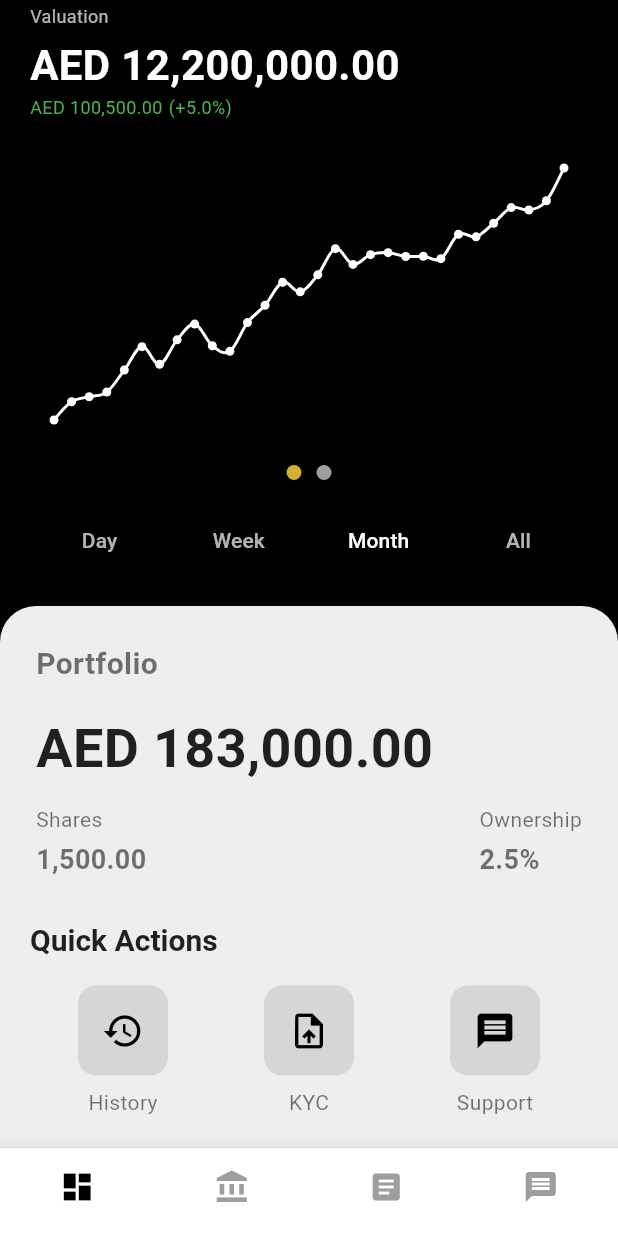
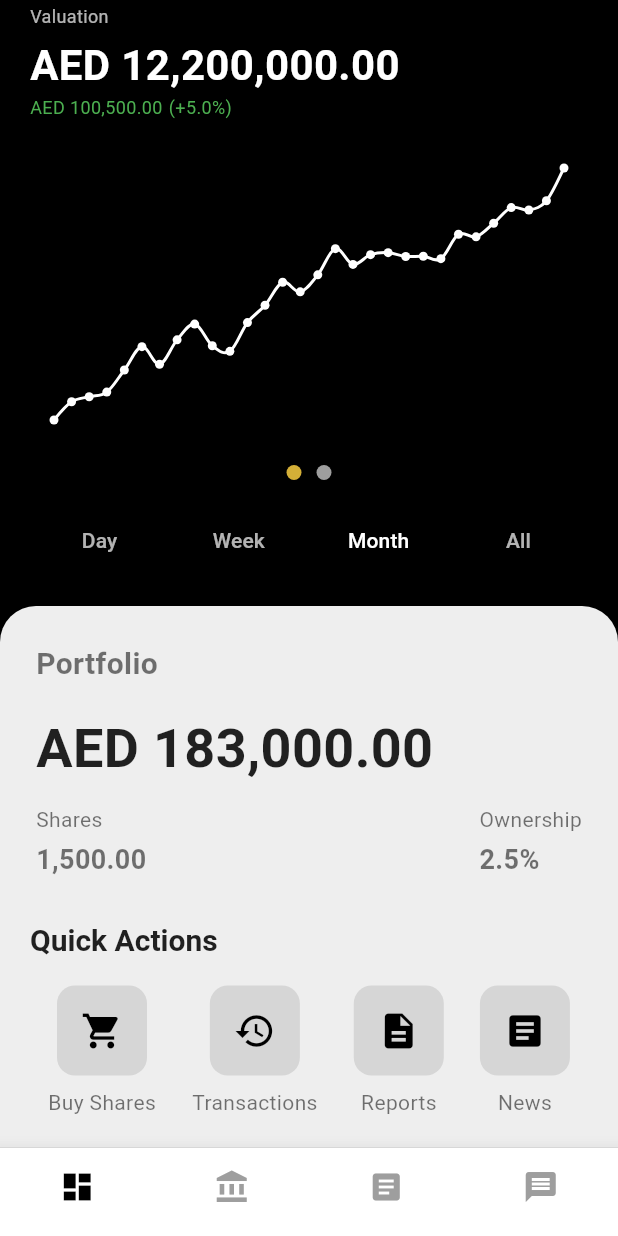
Before and after one commit to moekur/railbus-app, a Flutter app: the ShareholderHomePage screen opened directly, scrolled down 98 dp, on a phone screen of 412 x 824 dp. Run offline on Flutter 3.47's test engine with Material 3 defaults, Android fonts, the phone set to English and light mode, and no system bars; drawn by our look-alikes of fl_chart; our stand-ins replace local_auth.

```diff
--- a/lib/ui/components/dashboard/quick_actions_component.dart
+++ b/lib/ui/components/dashboard/quick_actions_component.dart
@@ -1,14 +1,16 @@
 import 'package:flutter/material.dart';
 
 class QuickActionsComponent extends StatelessWidget {
-  final VoidCallback onHistoryTap;
-  final VoidCallback onKYCTap;
-  final VoidCallback onSupportTap;
+  final VoidCallback onBuySharesTap;
+  final VoidCallback onTransactionHistoryTap;
+  final VoidCallback onAnnualReportsTap;
+  final VoidCallback onNewsTap;
 
   const QuickActionsComponent({
-    required this.onHistoryTap,
-    required this.onKYCTap,
-    required this.onSupportTap,
+    required this.onBuySharesTap,
+    required this.onTransactionHistoryTap,
+    required this.onAnnualReportsTap,
+    required this.onNewsTap,
     super.key,
   });
 
@@ -17,14 +19,40 @@ class QuickActionsComponent extends StatelessWidget {
     return Row(
       mainAxisAlignment: MainAxisAlignment.spaceAround,
       children: [
-        _buildActionTile(context, icon: Icons.history, label: 'History', onTap: onHistoryTap),
-        _buildActionTile(context, icon: Icons.upload_file, label: 'KYC', onTap: onKYCTap),
-        _buildActionTile(context, icon: Icons.message, label: 'Support', onTap: onSupportTap),
+        _buildActionTile(
+          context,
+          icon: Icons.shopping_cart,
+          label: 'Buy Shares',
+          onTap: onBuySharesTap,
+        ),
+        _buildActionTile(
+          context,
+          icon: Icons.history,
+          label: 'Transactions',
+          onTap: onTransactionHistoryTap,
+        ),
+        _buildActionTile(
+          context,
+          icon: Icons.description,
+          label: 'Reports',
+          onTap: onAnnualReportsTap,
+        ),
+        _buildActionTile(
+          context,
+          icon: Icons.article,
+          label: 'News',
+          onTap: onNewsTap,
+        ),
       ],
     );
   }
 
-  Widget _buildActionTile(BuildContext context, {required IconData icon, required String label, required VoidCallback onTap}) {
+  Widget _buildActionTile(
+      BuildContext context, {
+        required IconData icon,
+        required String label,
+        required VoidCallback onTap,
+      }) {
     return GestureDetector(
       onTap: onTap,
       child: Column(
--- a/lib/ui/screens/login_screen.dart
+++ b/lib/ui/screens/login_screen.dart
@@ -316,7 +316,8 @@ class _LoginScreenState extends State<LoginScreen> with SingleTickerProviderStat
                     ),
 
                     // Separator
-                    _buildSeparator(),
+                    if (_canUseBiometrics)
+                      _buildSeparator(),
 
                     // Biometric Login Option
                     if (_canUseBiometrics)
--- a/lib/ui/screens/new_transaction_screen.dart
+++ b/lib/ui/screens/new_transaction_screen.dart
@@ -79,7 +79,7 @@ class _NewTransactionScreenState extends State<NewTransactionScreen> {
         children: [
           SafeArea(
             child: Container(
-              height: 0,
+              height: 20,
             ),
           ),
           Expanded(
@@ -152,7 +152,7 @@ class _NewTransactionScreenState extends State<NewTransactionScreen> {
                             // Amount
                             TextFormField(
                               decoration: const InputDecoration(
-                                labelText: 'Amount (AED)',
+                                labelText: 'Share Price (AED)',
                                 border: OutlineInputBorder(),
                               ),
                               keyboardType: const TextInputType.numberWithOptions(decimal: true),
```
Also changed, not shown: lib/ui/screens/profile_screen.dart (+24 -10 lines), lib/ui/screens/shareholder_home_page.dart (+36 -15 lines), lib/ui/screens/signup_screen.dart (+26 -56 lines).
